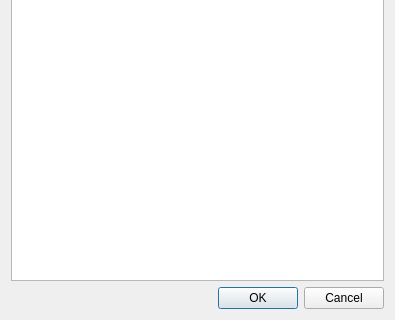
The window that src/logdialog.ui (zpc930/pandoramapper) describes before a commit, drawn with Qt 5; both pictures show x 0 to 395 and y 215 to 535 of the 395 by 535 pixel window.
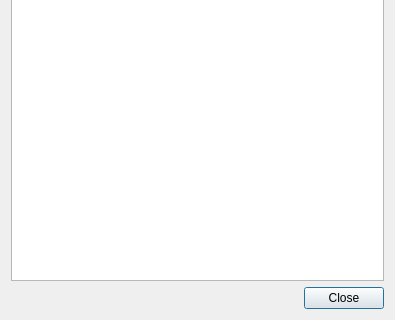
The same window after the commit.

Commit message: Make dialogs compile with Qt 4.1. Fix dialog compile warnings.

What changed in the file:
```diff
--- a/src/logdialog.ui
+++ b/src/logdialog.ui
@@ -17,14 +17,28 @@
     <widget class="QTextBrowser" name="textBrowser" />
    </item>
    <item>
-    <widget class="QDialogButtonBox" name="buttonBox" >
-     <property name="orientation" >
-      <enum>Qt::Horizontal</enum>
-     </property>
-     <property name="standardButtons" >
-      <set>QDialogButtonBox::Cancel|QDialogButtonBox::NoButton|QDialogButtonBox::Ok</set>
-     </property>
-    </widget>
+    <layout class="QHBoxLayout" >
+     <item>
+      <spacer>
+       <property name="orientation" >
+        <enum>Qt::Horizontal</enum>
+       </property>
+       <property name="sizeHint" >
+        <size>
+         <width>40</width>
+         <height>20</height>
+        </size>
+       </property>
+      </spacer>
+     </item>
+     <item>
+      <widget class="QPushButton" name="closeButton" >
+       <property name="text" >
+        <string>Close</string>
+       </property>
+      </widget>
+     </item>
+    </layout>
    </item>
   </layout>
  </widget>
```
Left out of the diff: 30 changed lines with no effect on the pictures. The commit also changes 3 other files.
